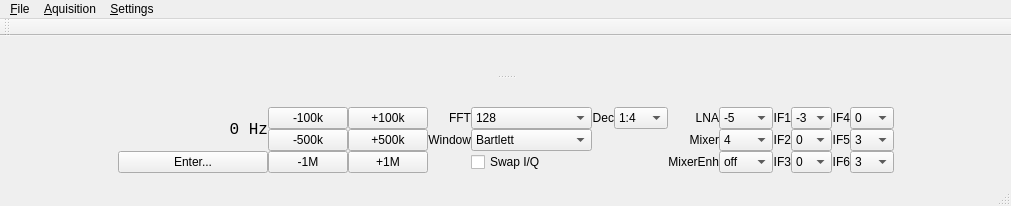
Old version of the form mainwindow.ui in the repository osmocom/sdrangelove.
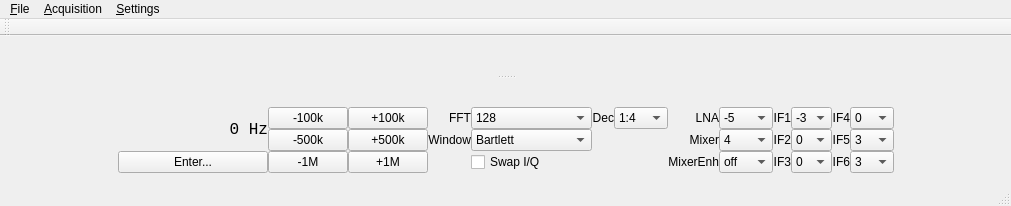
New version of the form. Custom widgets are drawn as their Qt base class.

Commit message: fix evil typo

Diff of the .ui file:
```diff
--- a/mainwindow.ui
+++ b/mainwindow.ui
@@ -663,15 +663,15 @@
     <addaction name="separator"/>
     <addaction name="action_Hardware"/>
    </widget>
-   <widget class="QMenu" name="menu_Aquisition">
+   <widget class="QMenu" name="menu_Acquisition">
     <property name="title">
-     <string>&amp;Aquisition</string>
+     <string>&amp;Acquisition</string>
     </property>
     <addaction name="action_Start"/>
     <addaction name="action_Stop"/>
    </widget>
    <addaction name="menu_File"/>
-   <addaction name="menu_Aquisition"/>
+   <addaction name="menu_Acquisition"/>
    <addaction name="menu_Settings"/>
   </widget>
   <widget class="QToolBar" name="mainToolBar">
```
